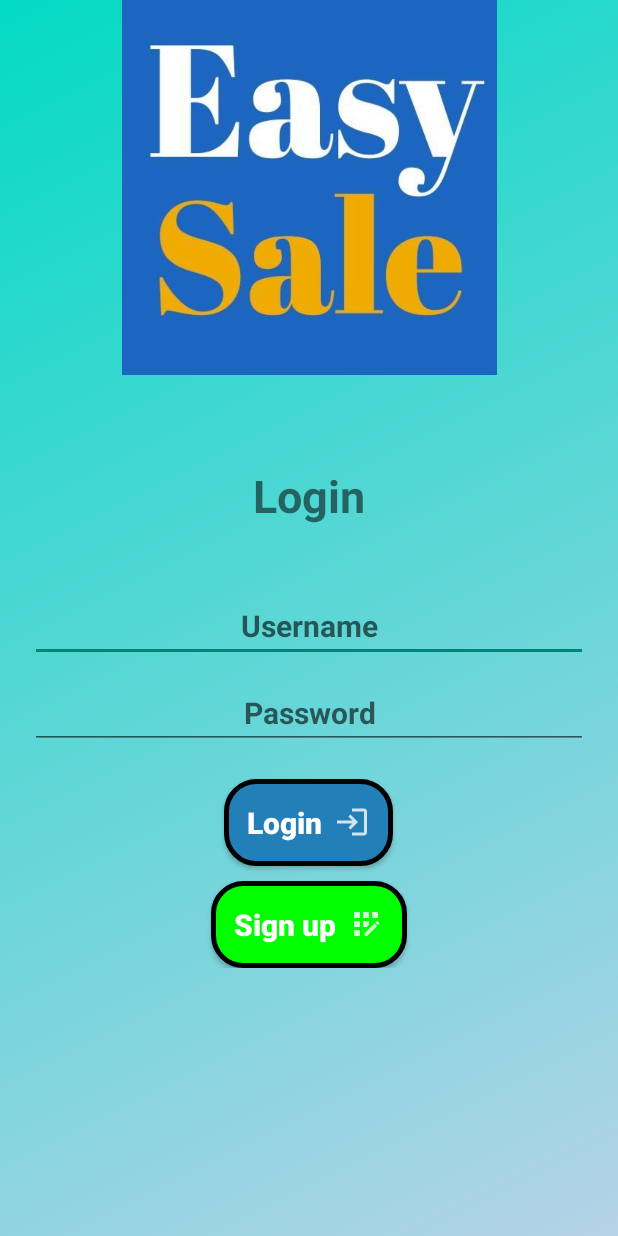
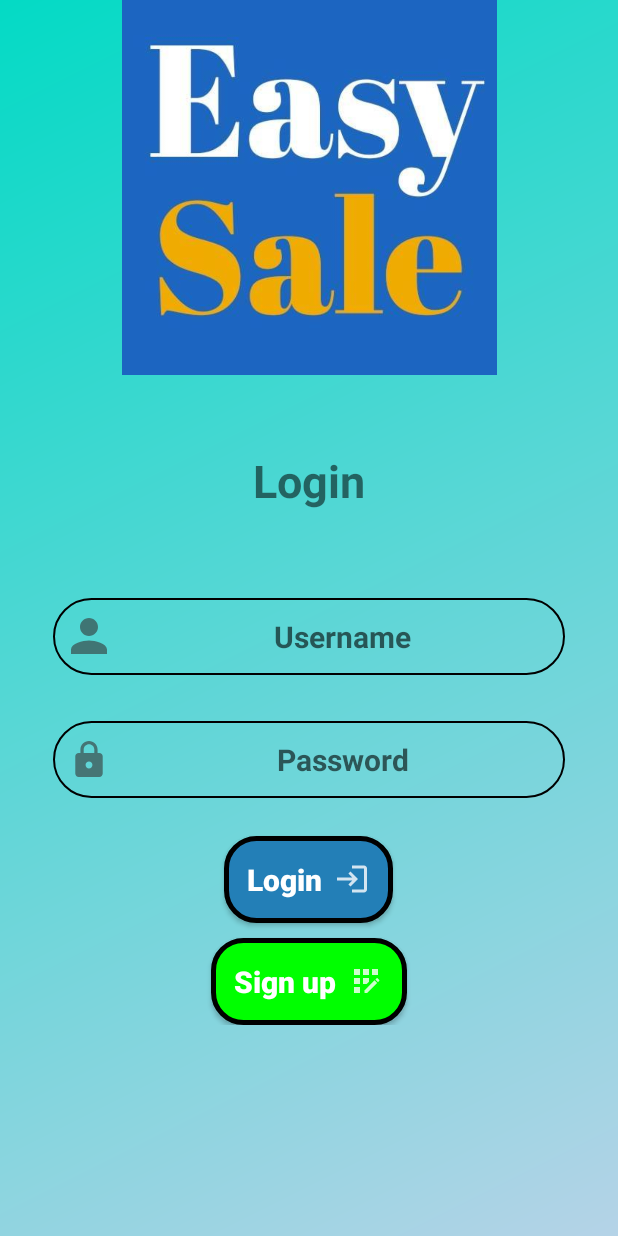
Before and after one commit to Ofekyaloz/ContactsApp, an Android app: the MainActivity screen opened directly, with no data from a screen before it, on a phone screen of 412 x 824 dp. Run offline under Robolectric (Android 15) with nearby library versions, the phone set to English and light mode, and no system bars; our stand-ins replace Room's generated code.

Commit message:
edit text new design

```diff
--- /dev/null
+++ b/app/src/main/res/drawable-anydpi/ic_password.xml
@@ -0,0 +1,16 @@
+<vector xmlns:android="http://schemas.android.com/apk/res/android"
+    android:width="24dp"
+    android:height="24dp"
+    android:viewportWidth="24"
+    android:viewportHeight="24"
+    android:tint="#333333"
+    android:alpha="0.6">
+  <group android:scaleX="1.1428572"
+      android:scaleY="1.1428572"
+      android:translateX="-1.7142857"
+      android:translateY="-1.1428572">
+    <path
+        android:fillColor="@android:color/white"
+        android:pathData="M18,8h-1L17,6c0,-2.76 -2.24,-5 -5,-5S7,3.24 7,6v2L6,8c-1.1,0 -2,0.9 -2,2v10c0,1.1 0.9,2 2,2h12c1.1,0 2,-0.9 2,-2L20,10c0,-1.1 -0.9,-2 -2,-2zM12,17c-1.1,0 -2,-0.9 -2,-2s0.9,-2 2,-2 2,0.9 2,2 -0.9,2 -2,2zM15.1,8L8.9,8L8.9,6c0,-1.71 1.39,-3.1 3.1,-3.1 1.71,0 3.1,1.39 3.1,3.1v2z"/>
+  </group>
+</vector>
--- /dev/null
+++ b/app/src/main/res/drawable-anydpi/ic_user.xml
@@ -0,0 +1,16 @@
+<vector xmlns:android="http://schemas.android.com/apk/res/android"
+    android:width="24dp"
+    android:height="24dp"
+    android:viewportWidth="24"
+    android:viewportHeight="24"
+    android:tint="#333333"
+    android:alpha="0.6">
+  <group android:scaleX="1.5"
+      android:scaleY="1.5"
+      android:translateX="-6"
+      android:translateY="-6">
+    <path
+        android:fillColor="@android:color/white"
+        android:pathData="M12,12c2.21,0 4,-1.79 4,-4s-1.79,-4 -4,-4 -4,1.79 -4,4 1.79,4 4,4zM12,14c-2.67,0 -8,1.34 -8,4v2h16v-2c0,-2.66 -5.33,-4 -8,-4z"/>
+  </group>
+</vector>
--- /dev/null
+++ b/app/src/main/res/drawable/edit_box.xml
@@ -0,0 +1,26 @@
+<?xml version="1.0" encoding="utf-8"?>
+<shape
+    xmlns:android="http://schemas.android.com/apk/res/android"
+    android:shape="rectangle">
+
+    <solid
+        android:color="@android:color/transparent">
+    </solid>
+
+    <corners
+        android:radius="25dp">
+    </corners>
+
+    <stroke
+        android:width="1dp"
+        android:color="@color/black">
+    </stroke>
+
+    <padding
+        android:top="0dp"
+        android:right="10dp"
+        android:left="10dp"
+        android:bottom="0dp">
+    </padding>
+
+</shape>
--- a/app/src/main/res/layout/activity_main.xml
+++ b/app/src/main/res/layout/activity_main.xml
@@ -65,10 +65,17 @@
             android:ems="10"
             android:hint="@string/etUsername"
             android:inputType="textPersonName"
+            android:textAlignment="center"
+
             android:minHeight="48dp"
-            android:textAlignment="center"
             android:textSize="20sp"
-            android:textStyle="bold" />
+            android:textStyle="bold"
+            android:background="@drawable/edit_box"
+            android:drawablePadding="20dp"
+            android:drawableStart="@drawable/ic_user"
+            android:layout_margin="15dp"
+            android:padding="12dp"
+            />
 
         <EditText
             android:id="@+id/login_etPassword"
@@ -79,9 +86,14 @@
             android:hint="@string/etPassword"
             android:inputType="textPassword"
             android:minHeight="48dp"
+            android:textSize="20sp"
+            android:textStyle="bold"
             android:textAlignment="center"
-            android:textSize="20sp"
-            android:textStyle="bold" />
+            android:background="@drawable/edit_box"
+            android:drawablePadding="20dp"
+            android:layout_margin="15dp"
+            android:padding="12dp"
+            android:drawableStart="@drawable/ic_password"/>
 
         <Button
             android:id="@+id/btnLogin"
--- a/app/src/main/res/layout/activity_register.xml
+++ b/app/src/main/res/layout/activity_register.xml
@@ -72,6 +72,11 @@
             android:textAlignment="center"
             android:textSize="20sp"
             android:textStyle="bold"
+            android:background="@drawable/edit_box"
+            android:layout_margin="15dp"
+            android:padding="12dp"
+            android:drawablePadding="20dp"
+            android:drawableStart="@drawable/ic_user"
             />
 
 
@@ -85,7 +90,13 @@
             android:inputType="textPassword"
             android:textAlignment="center"
             android:textSize="20sp"
-            android:textStyle="bold" />
+            android:textStyle="bold"
+            android:layout_margin="15dp"
+            android:padding="12dp"
+            android:background="@drawable/edit_box"
+            android:drawablePadding="20dp"
+            android:drawableStart="@drawable/ic_password"
+            />
 
         <EditText
             android:id="@+id/et_registerAgain"
@@ -97,7 +108,13 @@
             android:inputType="textPassword"
             android:textAlignment="center"
             android:textSize="20sp"
-            android:textStyle="bold" />
+            android:textStyle="bold"
+            android:background="@drawable/edit_box"
+            android:drawablePadding="20dp"
+            android:layout_margin="15dp"
+            android:padding="12dp"
+            android:drawableStart="@drawable/ic_password"
+            />
 
         <Button
             android:id="@+id/btnRegister"
--- a/app/src/main/res/layout/contact_item.xml
+++ b/app/src/main/res/layout/contact_item.xml
@@ -59,7 +59,7 @@
                 android:layout_height="wrap_content"
                 android:layout_gravity="center"
                 android:layout_marginBottom="8dp"
-                android:textColor="@color/purple_500"
+                android:textColor="@color/black"
                 android:textSize="18sp"
                 android:visibility="invisible"
                 tools:text="gender"
```
Also changed, not shown: app/src/main/res/drawable-hdpi/ic_password.png (added), app/src/main/res/drawable-hdpi/ic_user.png (added), app/src/main/res/drawable-mdpi/ic_password.png (added), app/src/main/res/drawable-mdpi/ic_user.png (added), app/src/main/res/drawable-xhdpi/ic_password.png (added), app/src/main/res/drawable-xhdpi/ic_user.png (added), app/src/main/res/drawable-xxhdpi/ic_password.png (added), app/src/main/res/drawable-xxhdpi/ic_user.png (added).
